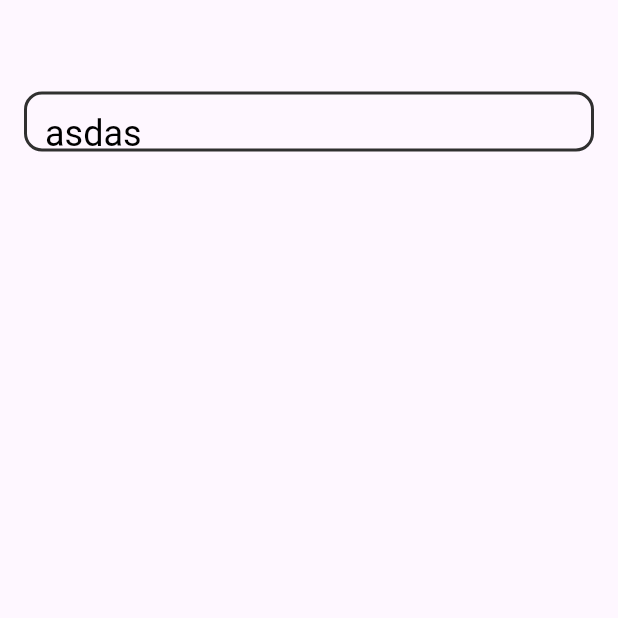
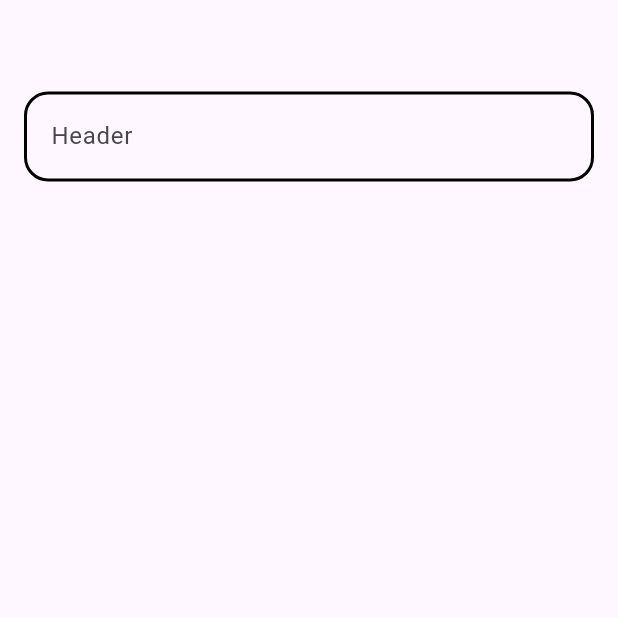
Before and after one commit to ShoshiDeveloper/shoko_pack, a Flutter app: the screen it shows after launch, on a phone screen of 412 x 824 dp, the top half of it. Run offline on Flutter 3.47's test engine with Material 3 defaults, Android fonts, the phone set to English and light mode, and no system bars.

Commit message:
up textfield and create modern version

```diff
--- a/example/lib/main.dart
+++ b/example/lib/main.dart
@@ -197,12 +197,16 @@ class TextFieldsPage extends StatelessWidget {
             children: [
               const SizedBox(height: 45),
               ShokoUIModernTextField(
+                maxSymbols: 3,
+                obscureText: true,
+                validator: (value) {
+                  return value == 'Some';
+                },
                 errorColor: Colors.red,
-                focusColor: Colors.blue,
-                errorText: 'Какая-та хуита',
-                style: TextStyle(fontSize: 24, color: Colors.black),
+                focusColor: Color.fromRGBO(126, 127, 251, 1),
                 isError: false,
-                controller: TextEditingController(text: 'asdas')
+                label: 'Header',
+                controller: TextEditingController()
               )
             ]
           )
--- a/lib/src/theme/shoko_ui_theme.dart
+++ b/lib/src/theme/shoko_ui_theme.dart
@@ -63,13 +63,14 @@ class ShokoUIThemeTextField {
   final TextStyle? labelTextStyle;
 
   final double? borderWidth;
-  final double? width;
+
+  final TextStyle? errorTextStyle;
 
   const ShokoUIThemeTextField({
     this.enableColor, this.disableColor, this.focusColor, this.errorColor,
     this.insidePaddings, this.radius,
     this.style, this.labelTextStyle,
-    this.borderWidth, this.width
+    this.borderWidth, this.errorTextStyle
   });
 }
 
--- a/lib/src/widgets/textfields/modern_textfield.dart
+++ b/lib/src/widgets/textfields/modern_textfield.dart
@@ -10,14 +10,12 @@ class ShokoUIModernTextField extends StatefulWidget {
   final Function(String value)? onChange;
   final bool Function(String value)? validator;
 
-  final EdgeInsets? insidePaddings;
-  final ShokoUIRadii? radius;
-
   final bool isEnabled;
+  final bool obscureText;
 
   final bool isError;
   final String? errorText;
-  final Widget? errorWidget;
+  final TextStyle? errorTextStyle;
 
   final String? label;
   final TextStyle? labelTextStyle;
@@ -27,19 +25,17 @@ class ShokoUIModernTextField extends StatefulWidget {
   final Color? focusColor;
   final Color? errorColor;
 
-  final double? borderWidth;
-  final double? width;
-
+  final int? minSymbols;
+  final int? maxSymbols;
 
   const ShokoUIModernTextField({super.key,
     required this.controller, this.style,
     this.onChange, this.validator,
-    this.insidePaddings, this.radius = ShokoUIRadii.medium,
     this.isEnabled = true,
-    this.isError = false, this.errorText, this.errorWidget,
+    this.isError = false, this.errorText, this.errorTextStyle,
     this.label, this.labelTextStyle,
     this.enableColor, this.disableColor, this.focusColor, this.errorColor,
-    this.borderWidth, this.width
+    this.maxSymbols, this.minSymbols, this.obscureText = false
   });
 
   @override
@@ -50,32 +46,11 @@ class _ShokoUIModernTextFieldState extends State<ShokoUIModernTextField> {
 
   final FocusNode focusNode = FocusNode();
   bool isError = false;
-  bool isEmpty = true;
-  bool loading = false;
   String value = '';
-
-
-  double height = 48;
-
-  double calcHeight() {
-    double paddingsSum = 24;
-    double height = 16;
-
-    if (widget.insidePaddings != null) {
-      paddingsSum += widget.insidePaddings!.top + widget.insidePaddings!.bottom;
-    } else if (context.shokoTheme?.textFieldTheme?.insidePaddings != null) {
-      paddingsSum += context.shokoTheme!.textFieldTheme!.insidePaddings!.top + context.shokoTheme!.textFieldTheme!.insidePaddings!.bottom;
-    }
-
-    return paddingsSum + height;
-  }
 
   @override
   void initState() {
     isError = widget.isError;
-    isEmpty = widget.controller.text.isEmpty;
-
-    height = calcHeight();
     super.initState();
   }
 
@@ -83,8 +58,6 @@ class _ShokoUIModernTextFieldState extends State<ShokoUIModernTextField> {
   void didUpdateWidget(covariant ShokoUIModernTextField oldWidget) {
     setState(() {
       isError = widget.isError;
-      isEmpty = widget.controller.text.isEmpty;
-      height = calcHeight();
     });
     super.didUpdateWidget(oldWidget);
   }
@@ -104,9 +77,6 @@ class _ShokoUIModernTextFieldState extends State<ShokoUIModernTextField> {
       validatorResult = widget.validator!(value);
     }
 
-
-    // if (!validatorResult) {
-    // }
     setState(() {
       isError = !validatorResult;
     });
@@ -116,85 +86,50 @@ class _ShokoUIModernTextFieldState extends State<ShokoUIModernTextField> {
   Widget build(BuildContext context) {
     final ShokoUIThemeTextField? theme = context.shokoTheme?.textFieldTheme;
 
-    return GestureDetector(
-      onTap: () {
-        if (widget.controller.text.isEmpty) {
-        print("tap");
-          setState(() {
-            isEmpty = false;
-            loading = true;
-            focusNode.requestFocus();
-          });
-        }
-      },
-      child: Column(
+    return Column(
       crossAxisAlignment: CrossAxisAlignment.start,
       mainAxisSize: MainAxisSize.min,
       children: [
         Focus(
           onFocusChange: (value) {
-              if (!value && widget.controller.text.isEmpty) {
-                setState(() {
-                  isEmpty = true;
-                  loading = true;
-                });
-              }
             !value ? submit(this.value) : setState(() {});
           },
           child: AnimatedContainer(
-              height: height,
             duration: const Duration(milliseconds: 500),
             curve: Curves.ease,
-              width: (widget.width ?? theme?.width),
-              padding: (widget.insidePaddings ?? theme?.insidePaddings) ?? const EdgeInsets.all(12),
             decoration: BoxDecoration(
-                borderRadius: (widget.radius?.get() ?? theme?.radius?.get()) ?? ShokoUIRadii.medium.get(),
+              borderRadius: ShokoUIRadii.mediumPlus.get(),
               border: Border.all(
-                  width: (widget.borderWidth ?? theme?.borderWidth) ?? 2,
-                  color: (focusNode.hasFocus && widget.isEnabled ? (widget.focusColor ?? theme?.focusColor) : (widget.isEnabled ? (isError ? (widget.errorColor ?? theme?.errorColor) : (widget.enableColor ?? theme?.enableColor)) : (widget.disableColor ?? theme?.disableColor))) ??Colors.grey[850]!
+                width: 2,
+                color: (focusNode.hasFocus && widget.isEnabled ? (widget.focusColor ?? theme?.focusColor) : (widget.isEnabled ? (isError ? (widget.errorColor ?? theme?.errorColor) : (widget.enableColor ?? theme?.enableColor)) : (widget.disableColor ?? theme?.disableColor)) ?? Colors.black)!
               )
             ),
-              child: Column(
-                children: [
-                  Expanded(
-                    child: AnimatedAlign(
-                      alignment: isEmpty ? Alignment.centerLeft : Alignment.topLeft,
-                      duration: const Duration(milliseconds: 500),
-                      child: Container(
-                        color: Colors.grey[400],
-                        child: AnimatedDefaultTextStyle(
-                          onEnd: () {
-                            setState(() {
-                              loading = false;
-                            });
-                          },
-                          child: Text('Header'),
-                          style: TextStyle(fontSize: isEmpty ? 24 : 12, color: Colors.black),
-                          duration: const Duration(milliseconds: 500),
-                          curve: isEmpty ? Curves.easeIn : Curves.easeOut,
-                        )
-                      ),
-                    )
-                  ),
-                  // if(loading) const Expanded(child: SizedBox()),
-                  if(!isEmpty && !loading) EditableText(
+            child: TextField(
               onTapOutside: (event) => focusNode.unfocus(),
               onSubmitted: submit,
               onChanged: (value) => this.value = value,
               readOnly: !widget.isEnabled,
               controller: widget.controller,
               focusNode: focusNode,
-                    style: ((widget.style ?? theme?.style) ?? const TextStyle(color: Colors.black, fontSize: 16)).copyWith(color: !widget.isEnabled ? ((widget.disableColor ?? theme?.disableColor) ?? Colors.grey) : null),
-                    cursorColor: Colors.black,
-                    backgroundCursorColor: Colors.black
-                  )
-                ],
+              maxLength: widget.maxSymbols,
+              obscureText: widget.obscureText,
+              enableSuggestions: true,
+              autocorrect: true,
+              maxLines: 1,
+              decoration: InputDecoration(
+                enabled: widget.isEnabled,
+                counterText: '',
+                contentPadding: const EdgeInsets.only(left: 16, top: 8, bottom: 8),
+                label: (widget.label != null) ? Text(widget.label!) : null,
+                labelStyle: (widget.labelTextStyle ?? theme?.labelTextStyle ?? TextStyle(color: focusNode.hasFocus ? widget.focusColor : (widget.isEnabled ? isError ? widget.errorColor ?? theme?.errorColor: (widget.enableColor ?? theme?.enableColor) : widget.disableColor ?? theme?.disableColor ?? Colors.grey[400]))),
+                border: InputBorder.none
+              ),
+              style: ((widget.style ?? theme?.style) ?? const TextStyle(color: Colors.black, fontSize: 16)).copyWith(color: !widget.isEnabled ? (widget.disableColor ?? theme?.disableColor ?? Colors.grey[400]) : null),
             )
           )
         ),
-          // if (isError && (widget.errorWidget != null || widget.errorText != null)) (widget.errorWidget ?? Text(widget.errorText!, style: TextStyle(color: widget.errorColor ?? Colors.red),))
+        if (isError && widget.errorText != null) (Text(widget.errorText!, style: widget.errorTextStyle ?? theme?.errorTextStyle ?? TextStyle(color: widget.errorColor ?? Colors.red),))
       ]
-      )
     );
   }
 }
--- a/pubspec.yaml
+++ b/pubspec.yaml
@@ -1,6 +1,6 @@
 name: shoko_ui
 description: "This package is a UI-Kit from the ShokoTeam, which aims to accelerate the development of both your and our projects"
-version: 0.0.3
+version: 0.0.6
 homepage: https://pub.dev/packages/shoko_ui
 repository: https://github.com/ShoshiDeveloper/shoko_ui
 
```
Also changed, not shown: lib/src/widgets/textfields/textfield.dart (+13 -7 lines), 1 other file. Lines whose indentation alone changed are shown as unchanged.
